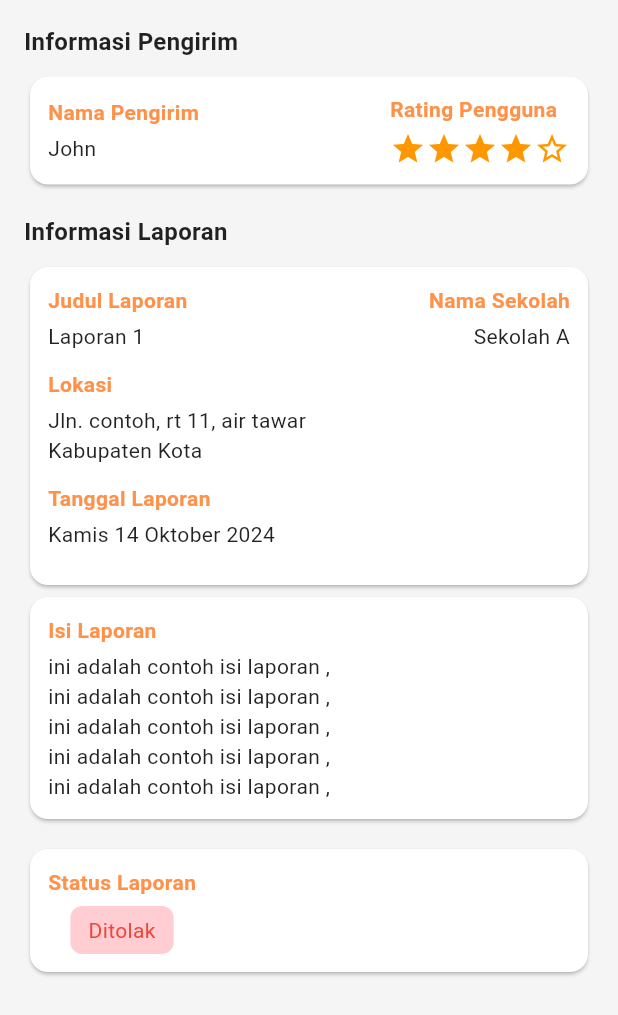
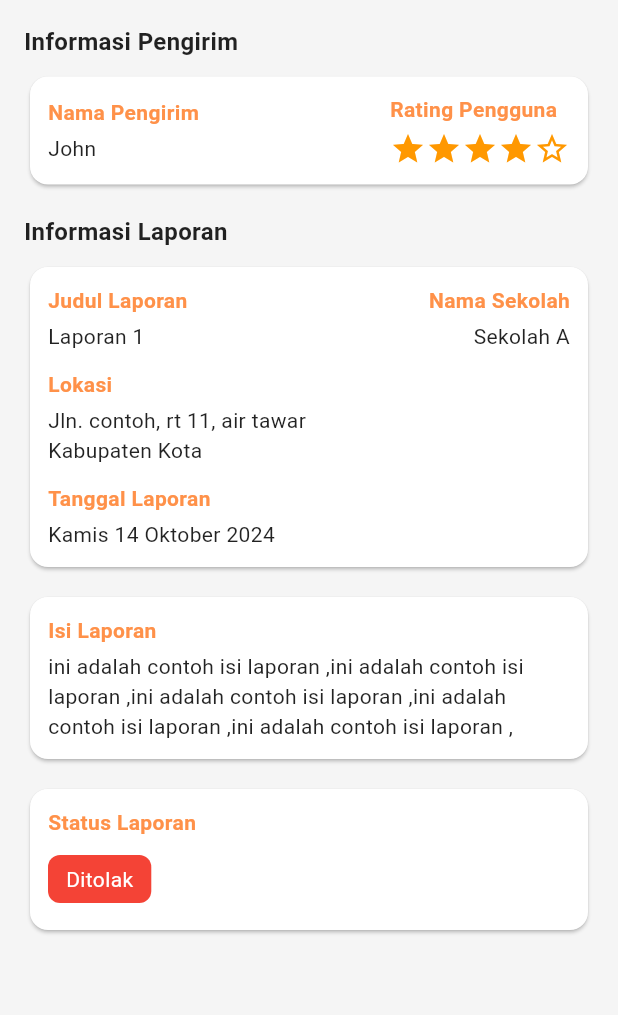
Before and after one commit to ipaddr/MPLJJ25-138-KEL-1, a Flutter app: the CardDetailLaporan widget shown alone on an empty page, opened directly, on a phone screen of 412 x 824 dp. Shown: the top 1015 px of the screen. Run offline on Flutter 3.47's test engine with Material 3 defaults, Android fonts, the phone set to English and light mode, and no system bars; our stand-ins replace file_picker, flutter_rating_bar; network calls fail; Roboto replaces fonts that are missing (Poppins).

Commit message:
Memperbaiki halaman laporan detail

```diff
--- a/report_school/lib/component/card_view/card_laporan_detail.dart
+++ b/report_school/lib/component/card_view/card_laporan_detail.dart
@@ -5,8 +5,11 @@ class CardDetailLaporan extends StatelessWidget {
 
   @override
   Widget build(BuildContext context) {
-    return ListView(
+    return SingleChildScrollView(
       padding: const EdgeInsets.fromLTRB(16, 16, 16, 0),
+
+      child: Column(
+        crossAxisAlignment: CrossAxisAlignment.start,
         children: [
           const Text(
             'Informasi Pengirim',
@@ -59,7 +62,6 @@ class CardDetailLaporan extends StatelessWidget {
               ),
             ),
           ),
-
           const SizedBox(height: 16),
           const Text(
             'Informasi Laporan',
@@ -119,47 +121,55 @@ class CardDetailLaporan extends StatelessWidget {
                   ),
                   const SizedBox(height: 4),
                   const Text('Kamis 14 Oktober 2024'),
-                const SizedBox(height: 12),
-
                 ],
               ),
             ),
           ),
-
+          const SizedBox(height: 12),
           Card(
             child: Padding(
               padding: const EdgeInsets.all(12),
               child: Column(
                 crossAxisAlignment: CrossAxisAlignment.start,
-              children: [
-                const Text(
+                children: const [
+                  Text(
                     'Isi Laporan',
                     style: TextStyle(
                       fontWeight: FontWeight.bold,
                       color: Color(0xFFFF9149),
                     ),
                   ),
-                  const SizedBox(height: 4),
-                  const Text(
-                    'ini adalah contoh isi laporan ,\n'
-                    'ini adalah contoh isi laporan ,\n'
-                    'ini adalah contoh isi laporan ,\n'
-                    'ini adalah contoh isi laporan ,\n'
+                  SizedBox(height: 4),
+                  Row(
+                    mainAxisAlignment: MainAxisAlignment.spaceBetween,
+                    children: [
+                      Expanded(
+                        child: Column(
+                          crossAxisAlignment: CrossAxisAlignment.start,
+                          children: [
+                            Text(
+                              'ini adalah contoh isi laporan ,'
+                              'ini adalah contoh isi laporan ,'
+                              'ini adalah contoh isi laporan ,'
+                              'ini adalah contoh isi laporan ,'
                               'ini adalah contoh isi laporan ,',
+                              style: TextStyle(),
+                            ),
+                          ],
+                        ),
+                      ),
+                    ],
                   ),
                 ],
               ),
             ),
           ),
           const SizedBox(height: 12),
-
           Card(
             child: Padding(
               padding: const EdgeInsets.all(12),
               child: Column(
                 crossAxisAlignment: CrossAxisAlignment.start,
-              children: [
-                Column(
                 children: [
                   const Text(
                     'Status Laporan',
@@ -170,24 +180,34 @@ class CardDetailLaporan extends StatelessWidget {
                   ),
                   const SizedBox(height: 6),
                   Container(
-                      padding:
-                          const EdgeInsets.symmetric(horizontal: 12, vertical: 6),
+                    padding: const EdgeInsets.fromLTRB(0, 6, 12, 6),
                     decoration: BoxDecoration(
-                        color: Colors.red[100],
                       borderRadius: BorderRadius.circular(8),
                     ),
-                      child: const Text(
+                    child: Row(
+                        mainAxisAlignment: MainAxisAlignment.spaceBetween,
+                        children: [
+                          Container(
+                            padding: const EdgeInsets.fromLTRB(12, 6, 12, 6),
+                            decoration: BoxDecoration(
+                              color: Colors.red,
+                              borderRadius: BorderRadius.circular(8),
+                            ),
+                            child: Text(
                                 'Ditolak',
-                        style: TextStyle(color: Colors.red),
+                                style: TextStyle(color: Colors.white),
                               ),
                           ),
                         ],
+                      ),
                   ),
                 ],
               ),
             ),
           ),
+          const SizedBox(height: 12),
         ],
+      ),
     );
   }
 }
```
Also changed, not shown: report_school/lib/component/card_view/card_file_pendukung.dart (added, +95 -0 lines), report_school/lib/pages/detail_laporan_page.dart (+17 -1 lines), report_school/pubspec.lock. Lines whose indentation alone changed are shown as unchanged.
